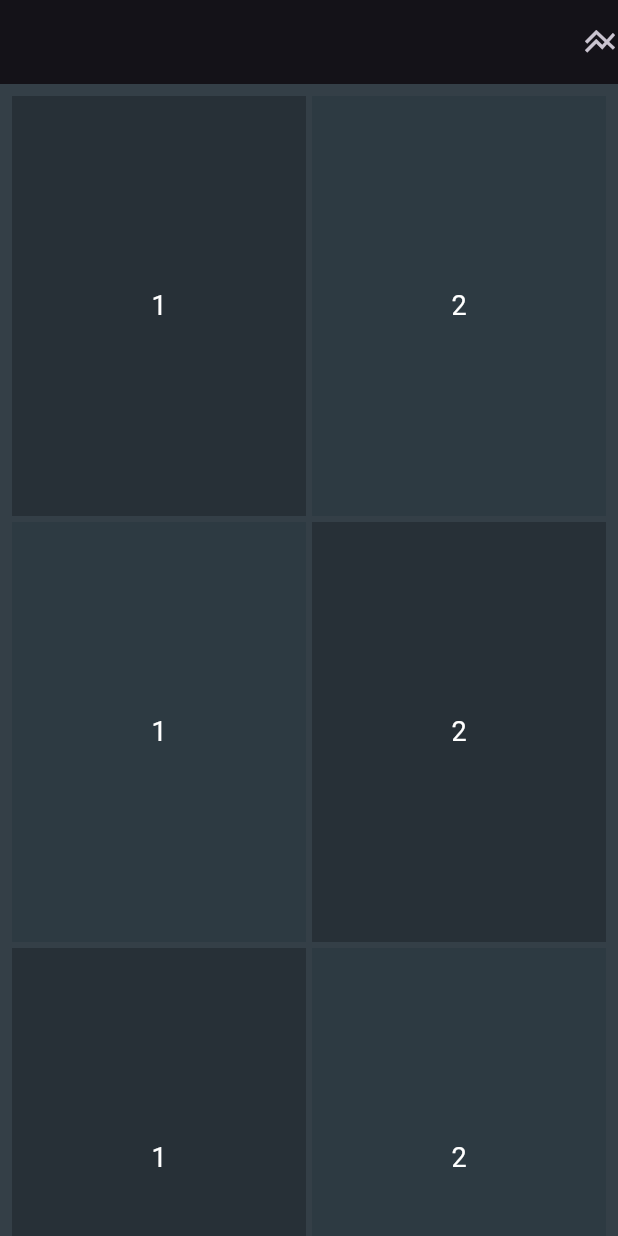
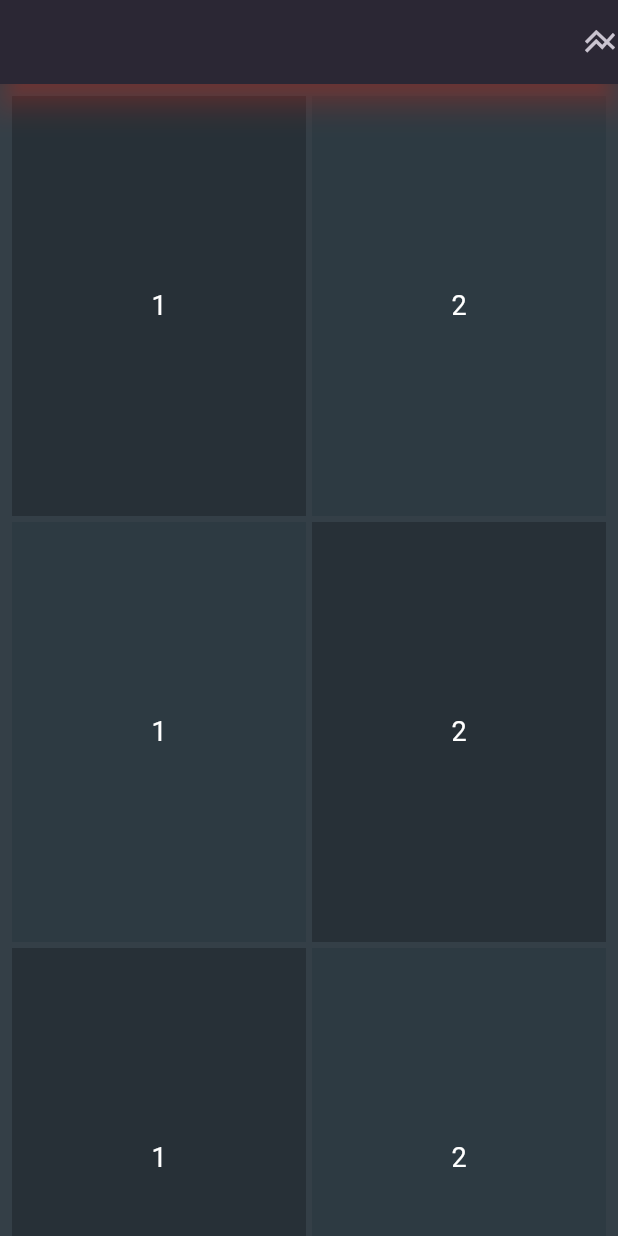
Before and after one commit to byronsmb/food_red_black, a Flutter app: the screen it shows after launch, on a phone screen of 412 x 824 dp. Run offline on Flutter 3.47's test engine with Material 2 defaults, Android fonts, the phone set to English and light mode, and no system bars.

Commit message:
Update main_page.dart

```diff
--- a/lib/widgets/main_page.dart
+++ b/lib/widgets/main_page.dart
@@ -8,7 +8,11 @@ class MainPage extends StatelessWidget {
     const lista = ['1', '2', '1', '2', '1', '2'];
     return Scaffold(
       backgroundColor: Color.fromARGB(255, 52, 63, 71),
-      appBar: AppBar(actions: [Icon(Icons.line_axis)]),
+      appBar: AppBar(
+        actions: [const Icon(Icons.line_axis)],
+        shadowColor: Colors.red,
+        elevation: 8,
+      ),
       body: GridView.builder(
         gridDelegate: SliverGridDelegateWithFixedCrossAxisCount(
           crossAxisCount: 2, // number of items in each row
```
